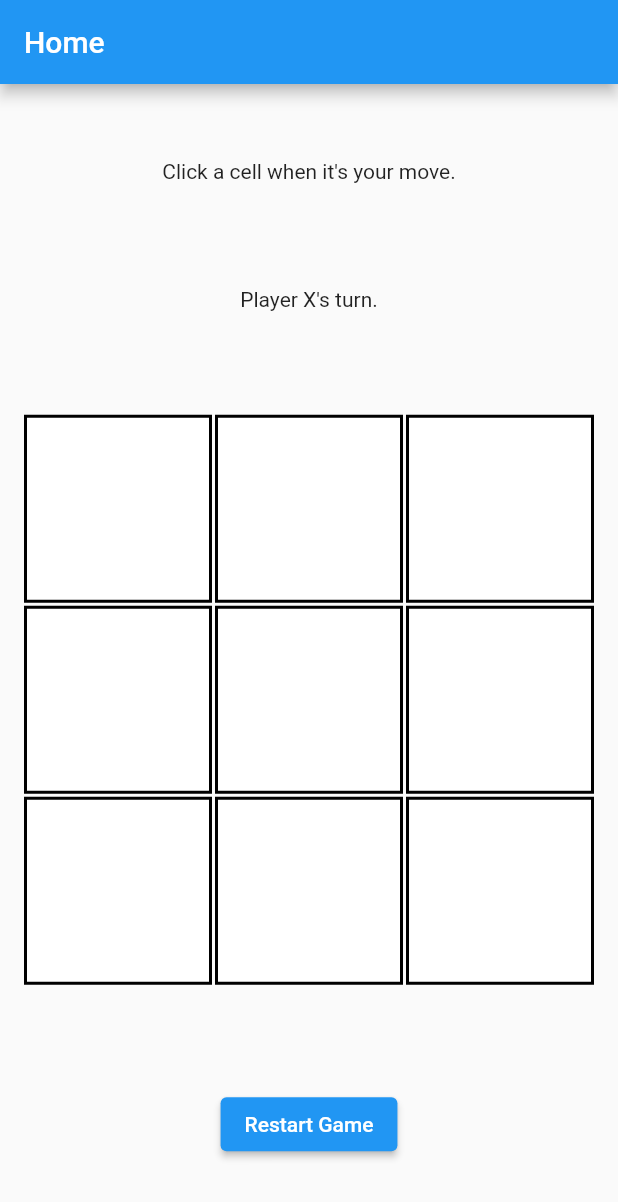
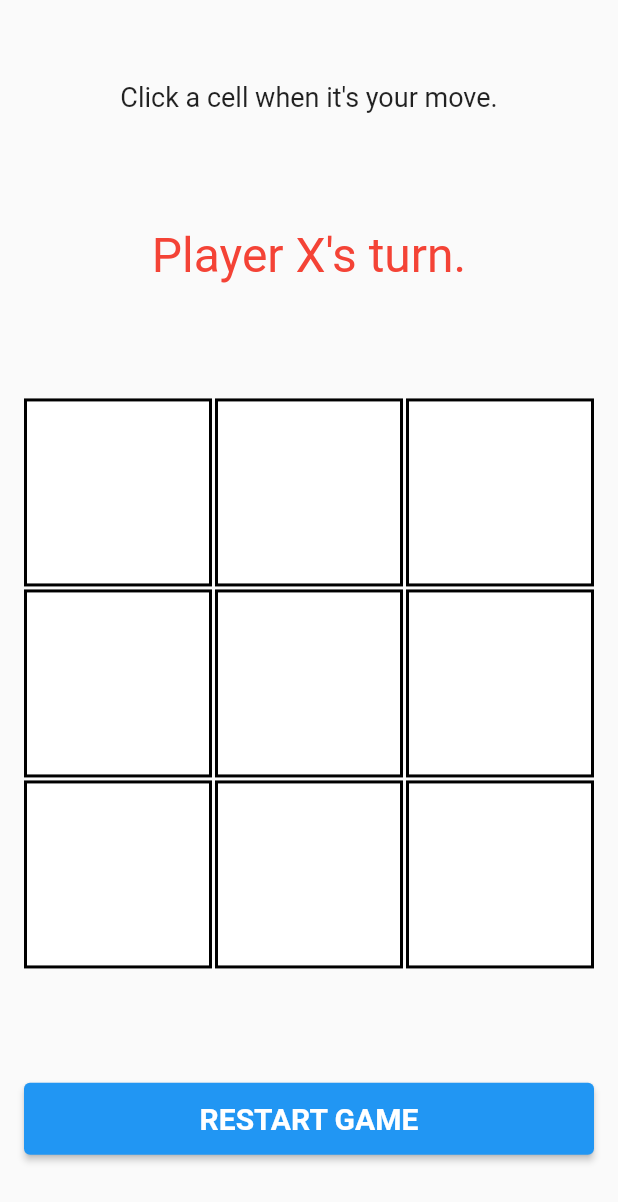
Before and after one commit to Davenchy/xo_flutter_game, a Flutter app: the screen it shows after launch, on a phone screen of 412 x 824 dp. Shown: the top 1202 px of the screen. Run offline on Flutter 3.47's test engine with Material 2 defaults, Android fonts, the phone set to English and light mode, and no system bars.

Commit message:
update ui

```diff
--- a/lib/controllers/game_controller.dart
+++ b/lib/controllers/game_controller.dart
@@ -17,6 +17,10 @@ class GameController extends ChangeNotifier {
   bool get isPlayerXTurn => _isPlayerXTurn;
   bool get hasWinner => _winner != CellValue.empty;
   CellValue get winner => _winner;
+
+  CellValue get currentPlayer => _isPlayerXTurn ? CellValue.x : CellValue.o;
+  String get currentPlayerString => mapCellValueToString(currentPlayer);
+  Color get currentPlayerColor => mapCellValueToColor(currentPlayer);
 
   void randomStart() {
     _isPlayerXTurn = Random().nextBool();
--- a/lib/screens/home_screen.dart
+++ b/lib/screens/home_screen.dart
@@ -1,4 +1,5 @@
 import 'package:flutter/material.dart';
+import 'package:flutter/services.dart';
 
 import '../widgets/xo_board.dart';
 import '../utils/cell_value.dart';
@@ -21,37 +22,54 @@ class _HomeScreenState extends State<HomeScreen> {
     super.initState();
     boardController = BoardController();
     gameController = GameController(boardController);
+
+    SystemChrome.setSystemUIOverlayStyle(
+      const SystemUiOverlayStyle(
+        statusBarColor: Colors.transparent,
+        statusBarIconBrightness: Brightness.dark,
+      ),
+    );
   }
 
   @override
   void dispose() {
     boardController.dispose();
     gameController.dispose();
+    SystemChrome.restoreSystemUIOverlays();
     super.dispose();
   }
 
   @override
   Widget build(BuildContext context) {
     return Scaffold(
-      appBar: AppBar(
-        title: const Text('Home'),
-      ),
-      body: Padding(
+      body: SafeArea(
+        child: Padding(
           padding: const EdgeInsets.all(16.0),
           child: Column(
             mainAxisAlignment: MainAxisAlignment.spaceAround,
             children: [
-            const Text('Click a cell when it\'s your move.'),
+              const Text(
+                'Click a cell when it\'s your move.',
+                style: TextStyle(fontSize: 18.0),
+              ),
               AnimatedBuilder(
                 animation: gameController,
                 builder: (context, _) {
                   if (gameController.hasWinner) {
                     return Text(
                       'Winner is ${mapCellValueToString(gameController.winner)}',
+                      style: const TextStyle(
+                        fontSize: 32.0,
+                        color: Colors.green,
+                      ),
                     );
                   } else {
                     return Text(
-                    'Player ${gameController.isPlayerXTurn ? 'X' : 'O'}\'s turn.',
+                      'Player ${gameController.currentPlayerString}\'s turn.',
+                      style: TextStyle(
+                        fontSize: 32.0,
+                        color: gameController.currentPlayerColor,
+                      ),
                     );
                   }
                 },
@@ -60,13 +78,24 @@ class _HomeScreenState extends State<HomeScreen> {
                 controller: boardController,
                 onCellTap: gameController.onCellTap,
               ),
-            ElevatedButton(
-              child: const Text('Restart Game'),
+              SizedBox(
+                width: double.infinity,
+                height: 48,
+                child: ElevatedButton(
+                  child: const Text(
+                    'RESTART GAME',
+                    style: TextStyle(
+                      fontSize: 20,
+                      fontWeight: FontWeight.bold,
+                    ),
+                  ),
                   onPressed: () {
                     gameController.restartGame(randomPlayer: false);
                   },
                 ),
+              ),
             ],
+          ),
         ),
       ),
     );
```
Lines whose indentation alone changed are shown as unchanged.
